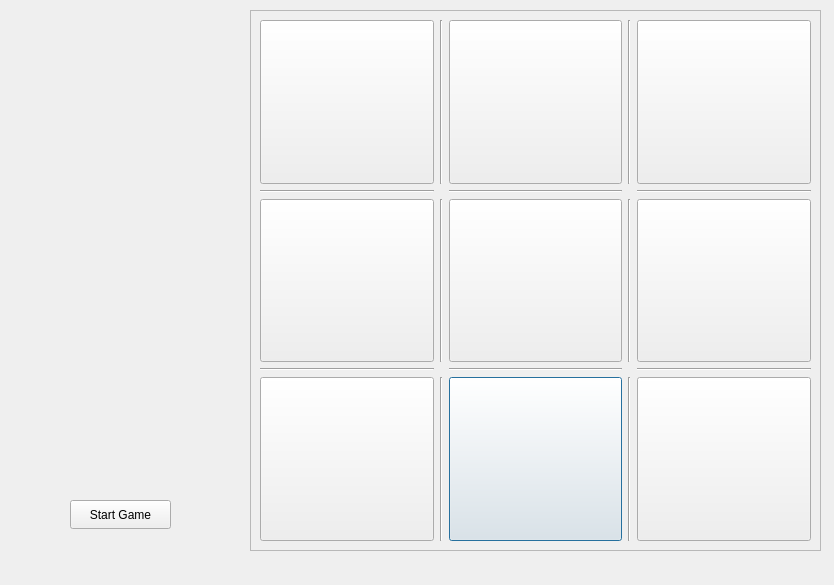
Qt form pvp.ui (mo2menwael/Advanced-Tic-Tac-Toe) before a commit.
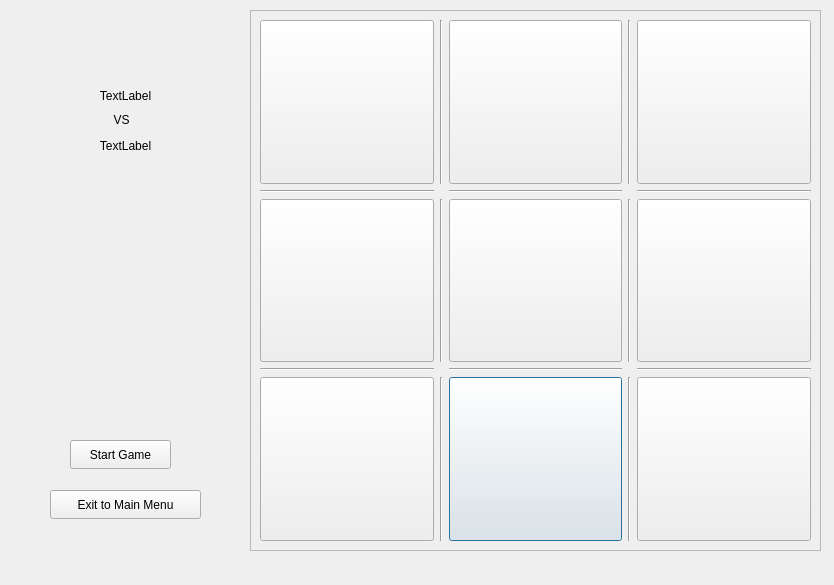
The same form after that commit.

Diff of the .ui file:
```diff
--- a/pvp.ui
+++ b/pvp.ui
@@ -302,7 +302,7 @@
    <property name="geometry">
     <rect>
      <x>70</x>
-     <y>500</y>
+     <y>440</y>
      <width>101</width>
      <height>29</height>
     </rect>
@@ -316,6 +316,73 @@
     <string>Start Game</string>
    </property>
   </widget>
+  <widget class="QLabel" name="p1">
+   <property name="geometry">
+    <rect>
+     <x>70</x>
+     <y>80</y>
+     <width>111</width>
+     <height>31</height>
+    </rect>
+   </property>
+   <property name="text">
+    <string>TextLabel</string>
+   </property>
+   <property name="scaledContents">
+    <bool>true</bool>
+   </property>
+   <property name="alignment">
+    <set>Qt::AlignCenter</set>
+   </property>
+  </widget>
+  <widget class="QLabel" name="p2">
+   <property name="geometry">
+    <rect>
+     <x>70</x>
+     <y>130</y>
+     <width>111</width>
+     <height>31</height>
+    </rect>
+   </property>
+   <property name="text">
+    <string>TextLabel</string>
+   </property>
+   <property name="scaledContents">
+    <bool>true</bool>
+   </property>
+   <property name="alignment">
+    <set>Qt::AlignCenter</set>
+   </property>
+  </widget>
+  <widget class="QLabel" name="label_3">
+   <property name="geometry">
+    <rect>
+     <x>90</x>
+     <y>110</y>
+     <width>63</width>
+     <height>20</height>
+    </rect>
+   </property>
+   <property name="text">
+    <string>VS</string>
+   </property>
+   <property name="alignment">
+    <set>Qt::AlignCenter</set>
+   </property>
+  </widget>
+  <widget class="QPushButton" name="pushButton_2">
+   <property name="geometry">
+    <rect>
+     <x>50</x>
+     <y>490</y>
+     <width>151</width>
+     <height>29</height>
+    </rect>
+   </property>
+   <property name="text">
+    <string>Exit to Main Menu</string>
+   </property>
+  </widget>
  </widget>
  <resources/>
  <connections/>
```
